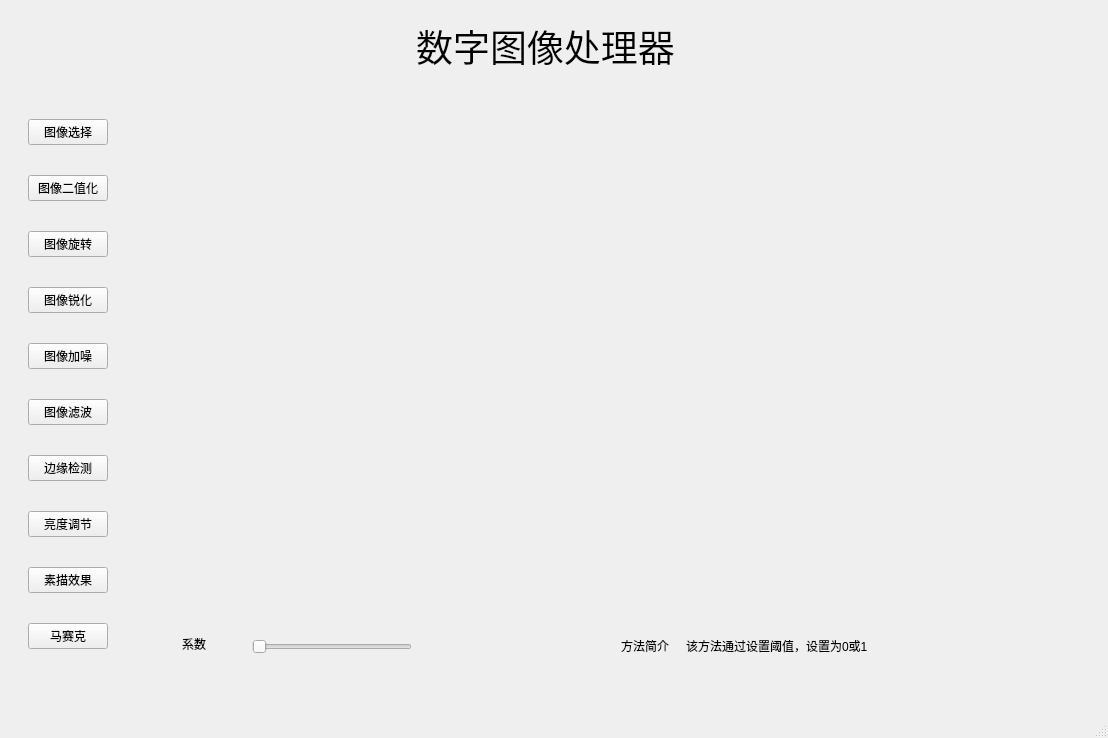
Old version of the form ui.ui in the repository huitang96/digital-image-processing.
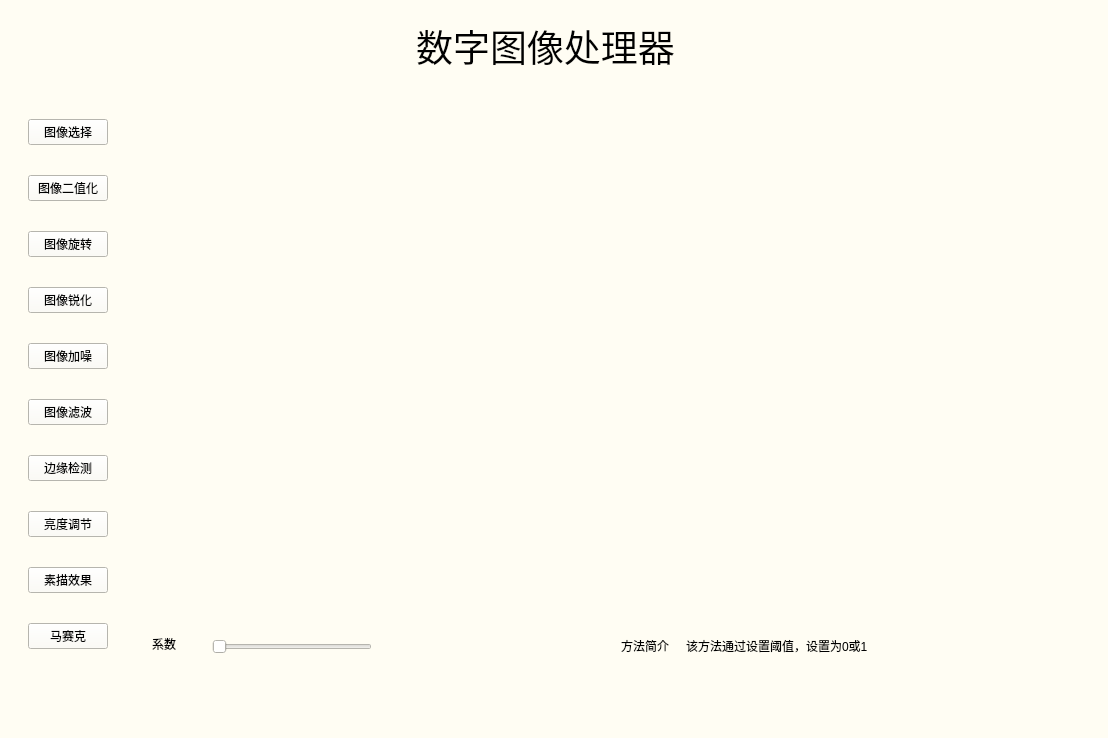
New version of the form. Custom widgets are drawn as their Qt base class.

Patch:
```diff
--- a/ui.ui
+++ b/ui.ui
@@ -11,7 +11,11 @@
    </rect>
   </property>
   <property name="windowTitle">
-   <string>MainWindow</string>
+   <string> </string>
+  </property>
+  <property name="styleSheet">
+   <string notr="true">background-color: rgb(238, 255, 247);
+background-color: rgb(255, 253, 243);</string>
   </property>
   <widget class="QWidget" name="centralwidget">
    <widget class="QWidget" name="verticalLayoutWidget">
@@ -161,7 +165,7 @@
                 <widget class="QSlider" name="horizontalSlider">
                  <property name="geometry">
                   <rect>
-                   <x>120</x>
+                   <x>80</x>
                    <y>20</y>
                    <width>160</width>
                    <height>22</height>
@@ -174,7 +178,7 @@
                 <widget class="QLabel" name="label_2">
                  <property name="geometry">
                   <rect>
-                   <x>50</x>
+                   <x>20</x>
                    <y>20</y>
                    <width>53</width>
                    <height>16</height>
```
Left out of the diff: 19 changed lines with no effect on the pictures.
